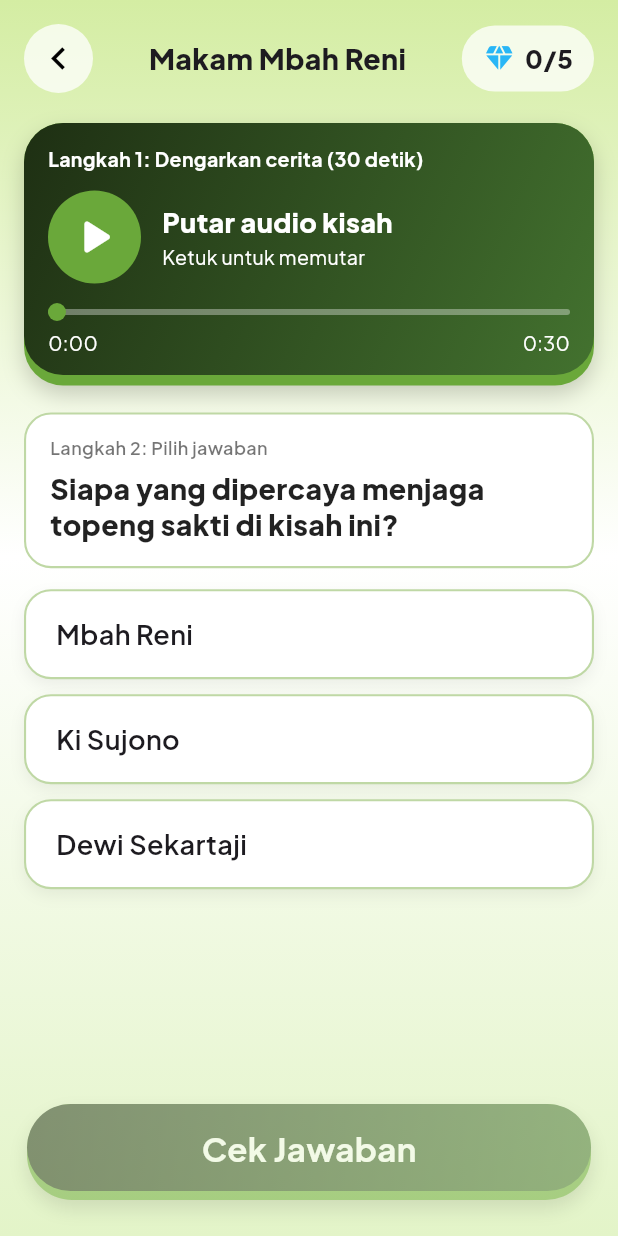
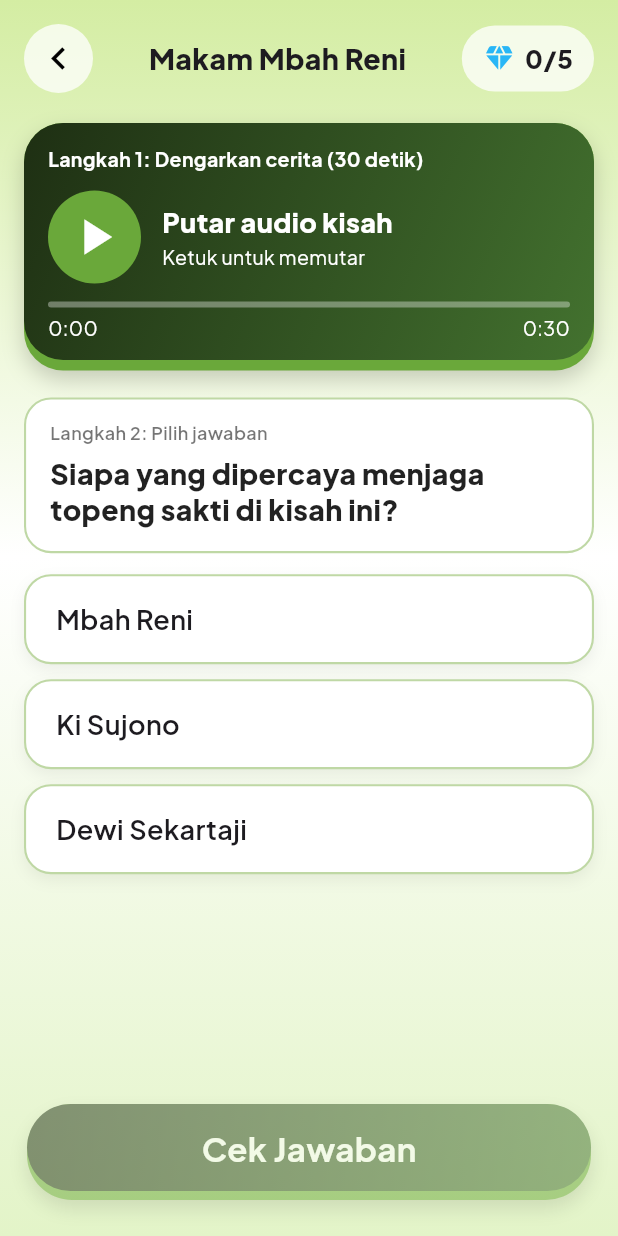
Before and after one commit to jenrisetiawan2708-lang/Jelajah-Topeng-Mobile, a Flutter app: the GameQuizScreen screen opened directly, on a phone screen of 412 x 824 dp. Run offline on Flutter 3.47's test engine with Material 3 defaults, Android fonts, the phone set to English and light mode, and no system bars; our stand-ins replace audioplayers, flutter_secure_storage, google_fonts, pdf, printing; accounts and stored records are empty.

Commit message:
feat(mobile): audio game kuis

```diff
--- a/lib/features/game/game_quiz_screen.dart
+++ b/lib/features/game/game_quiz_screen.dart
@@ -1,6 +1,7 @@
-import 'dart:async';
+import 'package:audioplayers/audioplayers.dart';
 import 'package:flutter/material.dart';
 import 'package:google_fonts/google_fonts.dart';
+
 import '../../core/theme/app_colors.dart';
 import '../../shared/widgets/dark_button.dart';
 import '../../shared/widgets/dark_card.dart';
@@ -21,40 +22,42 @@ class _GameQuizScreenState extends State<GameQuizScreen> {
   static const _duration = 30; // detik
   static const _red = Color(0xFFD32F2F);
 
+  final AudioPlayer _player = AudioPlayer();
+
   int? _selected;
   bool _wrong = false;
+  bool _playing = false;
 
-  // Pemutar audio (simulasi). TODO: ganti dengan pemutar audio sungguhan
-  // (paket audioplayers + file audio kisah di assets).
-  int _pos = 0;
-  bool _playing = false;
-  Timer? _timer;
+  @override
+  void initState() {
+    super.initState();
+
+    _player.onPlayerComplete.listen((_) {
+      if (mounted) setState(() => _playing = false);
+    });
+  }
 
   @override
   void dispose() {
-    _timer?.cancel();
+    _player.dispose();
     super.dispose();
   }
 
-  void _togglePlay() {
+  Future<void> _toggleAudio() async {
+    try {
       if (_playing) {
-      _timer?.cancel();
-      setState(() => _playing = false);
-      return;
+        await _player.pause();
+        if (mounted) setState(() => _playing = false);
+      } else {
+        await _player.play(AssetSource('audio/kisah_mbah_reni.mp3'));
+        if (mounted) setState(() => _playing = true);
       }
-    if (_pos >= _duration) _pos = 0;
-    setState(() => _playing = true);
-    _timer = Timer.periodic(const Duration(seconds: 1), (t) {
-      if (_pos >= _duration - 1) {
-        t.cancel();
-        setState(() {
-          _pos = _duration;
-          _playing = false;
-        });
-      } else {
-        setState(() => _pos++);
+    } catch (_) {
+      if (!mounted) return;
+      ScaffoldMessenger.of(context).showSnackBar(
+        const SnackBar(content: Text('Audio belum bisa diputar.')),
+      );
     }
-    });
   }
 
   String _fmt(int s) => '${s ~/ 60}:${(s % 60).toString().padLeft(2, '0')}';
@@ -67,7 +70,6 @@ class _GameQuizScreenState extends State<GameQuizScreen> {
   void _check() {
     if (_selected == null) return;
     if (_selected == _correct) {
-      _timer?.cancel();
       Navigator.of(context).pushReplacement(
         MaterialPageRoute(
           builder: (_) => const GameClueScreen(
@@ -130,8 +132,11 @@ class _GameQuizScreenState extends State<GameQuizScreen> {
   }
 
   Widget _buildAudioCard() {
-    final small = GoogleFonts.plusJakartaSans(color: Colors.white, fontSize: 13);
-    final fraction = _pos / _duration;
+    final small = GoogleFonts.plusJakartaSans(
+      color: Colors.white,
+      fontSize: 13,
+    );
+
     return DarkCard(
       padding: const EdgeInsets.fromLTRB(16, 14, 16, 12),
       child: Column(
@@ -149,7 +154,7 @@ class _GameQuizScreenState extends State<GameQuizScreen> {
           Row(
             children: [
               GestureDetector(
-                onTap: _togglePlay,
+                onTap: _toggleAudio,
                 child: Container(
                   width: 62,
                   height: 62,
@@ -158,7 +163,7 @@ class _GameQuizScreenState extends State<GameQuizScreen> {
                     color: AppColors.edge,
                   ),
                   child: Icon(
-                    _playing ? Icons.pause_rounded : Icons.play_arrow_rounded,
+                    _playing ? Icons.pause : Icons.play_arrow,
                     size: 40,
                     color: Colors.white,
                   ),
@@ -187,15 +192,6 @@ class _GameQuizScreenState extends State<GameQuizScreen> {
             ],
           ),
           const SizedBox(height: 12),
-          LayoutBuilder(
-            builder: (context, c) {
-              const knob = 12.0;
-              final left = (c.maxWidth - knob) * fraction;
-              return SizedBox(
-                height: 14,
-                child: Stack(
-                  alignment: Alignment.centerLeft,
-                  children: [
           Container(
             height: 4,
             decoration: BoxDecoration(
@@ -203,35 +199,11 @@ class _GameQuizScreenState extends State<GameQuizScreen> {
               borderRadius: BorderRadius.circular(2),
             ),
           ),
-                    Container(
-                      width: c.maxWidth * fraction,
-                      height: 4,
-                      decoration: BoxDecoration(
-                        color: Colors.white,
-                        borderRadius: BorderRadius.circular(2),
-                      ),
-                    ),
-                    Positioned(
-                      left: left,
-                      child: Container(
-                        width: knob,
-                        height: knob,
-                        decoration: const BoxDecoration(
-                          shape: BoxShape.circle,
-                          color: AppColors.edge,
-                        ),
-                      ),
-                    ),
-                  ],
-                ),
-              );
-            },
-          ),
           const SizedBox(height: 4),
           Row(
             mainAxisAlignment: MainAxisAlignment.spaceBetween,
             children: [
-              Text(_fmt(_pos), style: small),
+              Text(_fmt(0), style: small),
               Text(_fmt(_duration), style: small),
             ],
           ),
@@ -277,6 +249,7 @@ class _GameQuizScreenState extends State<GameQuizScreen> {
   Widget _buildOption(int i) {
     final selected = _selected == i;
     final bad = _wrong && selected;
+
     return Padding(
       padding: const EdgeInsets.only(bottom: 10),
       child: GestureDetector(
@@ -315,8 +288,11 @@ class _GameQuizScreenState extends State<GameQuizScreen> {
               if (bad)
                 const Icon(Icons.cancel, color: _red, size: 26)
               else if (selected)
-                const Icon(Icons.radio_button_checked,
-                    color: AppColors.primary, size: 24),
+                const Icon(
+                  Icons.radio_button_checked,
+                  color: AppColors.primary,
+                  size: 24,
+                ),
             ],
           ),
         ),
```
Lines whose indentation alone changed are shown as unchanged.
